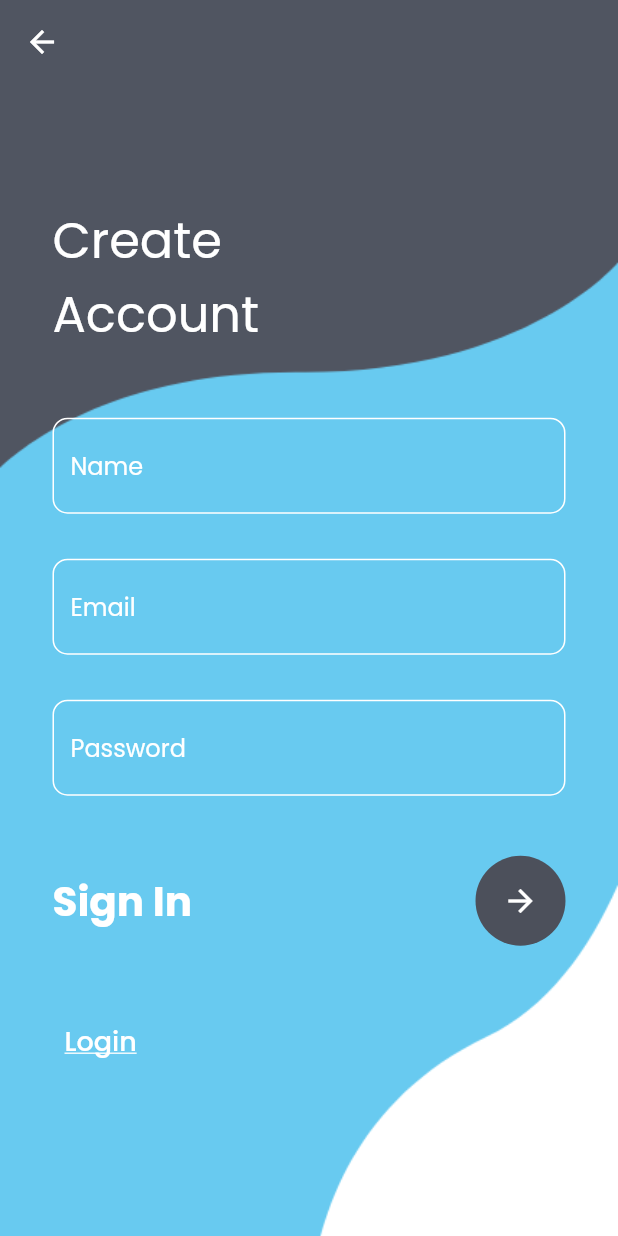
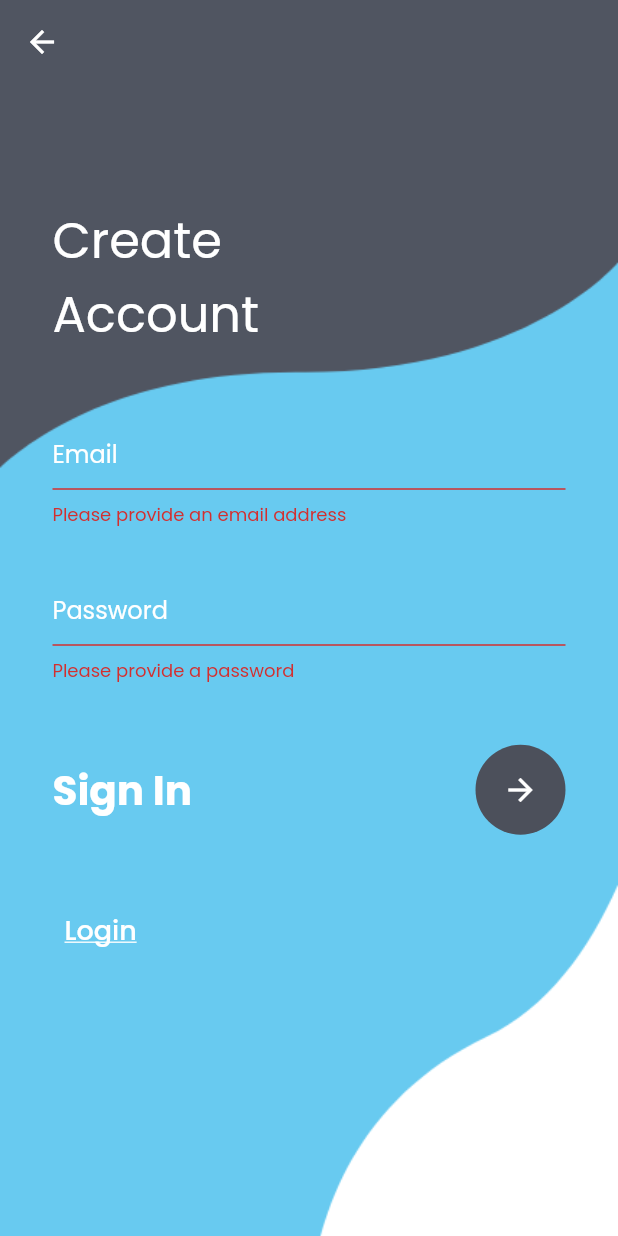
Before and after one commit to DanielKirkwood/you_choose, a Flutter app: the RegisterScreen screen opened by its route, after a tap on the "arrow forward" icon, on a phone screen of 412 x 824 dp. Run offline on Flutter 3.47's test engine with Material 2 defaults, Android fonts, the phone set to English and light mode, and no system bars; our stand-ins replace cloud_firestore, firebase_auth, firebase_core; accounts and stored records are empty; generated files the repository leaves out were written again.

Commit message:
[Enhancement]: Users can create an account on backend via register page.
Bug Added: when a user creates an account via RegisterScreen, that user is logged in. However, the AuthService does not then display HomeScreen unless the user goes back to login page. Potential fix would be to push the user to the Homepage after _submit on register page.

```diff
--- a/lib/src/screens/register_screen.dart
+++ b/lib/src/screens/register_screen.dart
@@ -1,4 +1,7 @@
 import 'package:flutter/material.dart';
+import 'package:you_choose/src/models/auth_result_status.dart';
+import 'package:you_choose/src/services/auth.dart';
+import 'package:you_choose/src/widgets/create_snackbar.dart';
 
 class RegisterScreen extends StatefulWidget {
   const RegisterScreen({Key? key}) : super(key: key);
@@ -8,6 +11,26 @@ class RegisterScreen extends StatefulWidget {
 }
 
 class _RegisterScreenState extends State<RegisterScreen> {
+  final _formKey = GlobalKey<FormState>();
+  String _email = "";
+  String _password = "";
+
+  final AuthService _authService = AuthService();
+
+  void _submit() async {
+    if (_formKey.currentState!.validate()) {
+      _formKey.currentState!.save();
+
+      AuthResultStatus status = await _authService
+          .createUserWithEmailAndPassword(email: _email, password: _password);
+
+      if (status != AuthResultStatus.successful) {
+        String errorMsg = AuthService.generateExceptionMessage(status);
+        createSnackBar(message: errorMsg, error: true, context: context);
+      }
+    }
+  }
+
   @override
   Widget build(BuildContext context) {
     return Container(
@@ -30,30 +53,30 @@ class _RegisterScreenState extends State<RegisterScreen> {
             ),
           ),
           SingleChildScrollView(
+            child: Form(
+              key: _formKey,
               child: Container(
                 padding: EdgeInsets.only(
                     right: 35,
                     left: 35,
                     top: MediaQuery.of(context).size.height * 0.27),
                 child: Column(children: [
-                TextField(
-                  decoration: InputDecoration(
-                    focusedBorder: OutlineInputBorder(
-                      borderRadius: BorderRadius.circular(10),
-                      borderSide: const BorderSide(color: Colors.black),
-                    ),
-                    enabledBorder: OutlineInputBorder(
-                      borderRadius: BorderRadius.circular(10),
-                      borderSide: const BorderSide(color: Colors.white),
-                    ),
-                    hintText: 'Name',
-                    hintStyle: const TextStyle(color: Colors.white),
-                  ),
-                ),
-                const SizedBox(
-                  height: 30,
-                ),
-                TextField(
+                  TextFormField(
+                    onFieldSubmitted: (String value) {
+                      setState(() => _email = value);
+                    },
+                    onChanged: (String value) {
+                      setState(() => _email = value);
+                    },
+                    validator: (String? value) {
+                      if (value == null || value.isEmpty) {
+                        return 'Please provide an email address';
+                      }
+                      if (!_authService.isValidEmail(value)) {
+                        return 'Please provide a valid email address';
+                      }
+                      return null;
+                    },
                     decoration: InputDecoration(
                       focusedBorder: OutlineInputBorder(
                         borderRadius: BorderRadius.circular(10),
@@ -70,8 +93,20 @@ class _RegisterScreenState extends State<RegisterScreen> {
                   const SizedBox(
                     height: 30,
                   ),
-                TextField(
+                  TextFormField(
                     obscureText: true,
+                    onFieldSubmitted: (String value) {
+                      setState(() => _password = value);
+                    },
+                    onChanged: (String value) {
+                      setState(() => _password = value);
+                    },
+                    validator: (String? value) {
+                      if (value == null || value.isEmpty) {
+                        return 'Please provide a password';
+                      }
+                      return null;
+                    },
                     decoration: InputDecoration(
                       focusedBorder: OutlineInputBorder(
                         borderRadius: BorderRadius.circular(10),
@@ -104,7 +139,11 @@ class _RegisterScreenState extends State<RegisterScreen> {
                           backgroundColor: const Color(0xff4c505b),
                           child: IconButton(
                             color: Colors.white,
-                          onPressed: () {},
+                            onPressed: () {
+                              if (_formKey.currentState!.validate()) {
+                                _submit();
+                              }
+                            },
                             icon: const Icon(Icons.arrow_forward),
                           ),
                         ),
@@ -132,6 +171,7 @@ class _RegisterScreenState extends State<RegisterScreen> {
                 ]),
               ),
             ),
+          ),
         ]),
       ),
     );
--- a/lib/src/services/auth.dart
+++ b/lib/src/services/auth.dart
@@ -12,10 +12,12 @@ class AuthService {
   handleAuthState() {
     return StreamBuilder(
         stream: FirebaseAuth.instance.authStateChanges(),
-        builder: (BuildContext context, snapshot) {
+        builder: (BuildContext context, AsyncSnapshot<User?> snapshot) {
           if (snapshot.hasData) {
+            print('logged in');
             return const HomeScreen();
           } else {
+            print('logged out');
             return const LoginScreen();
           }
         });
```
Lines whose indentation alone changed are shown as unchanged.
